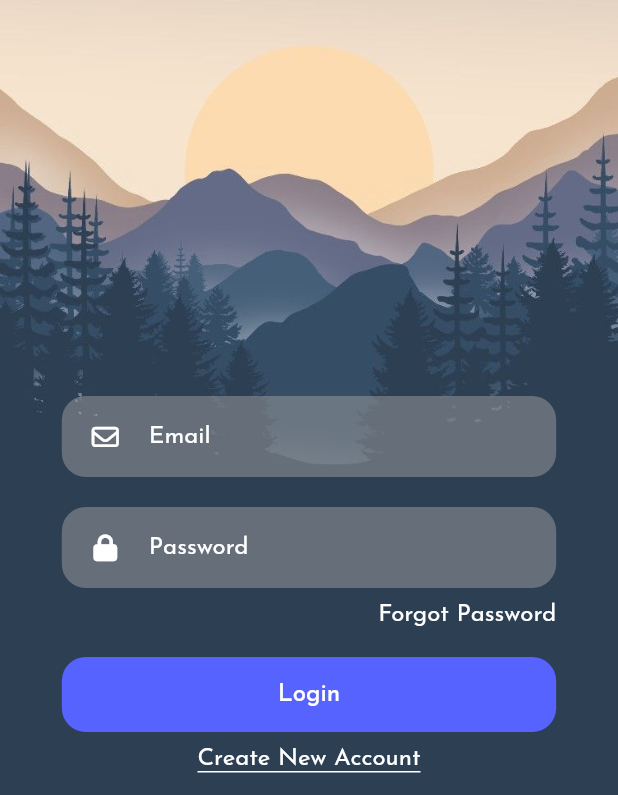
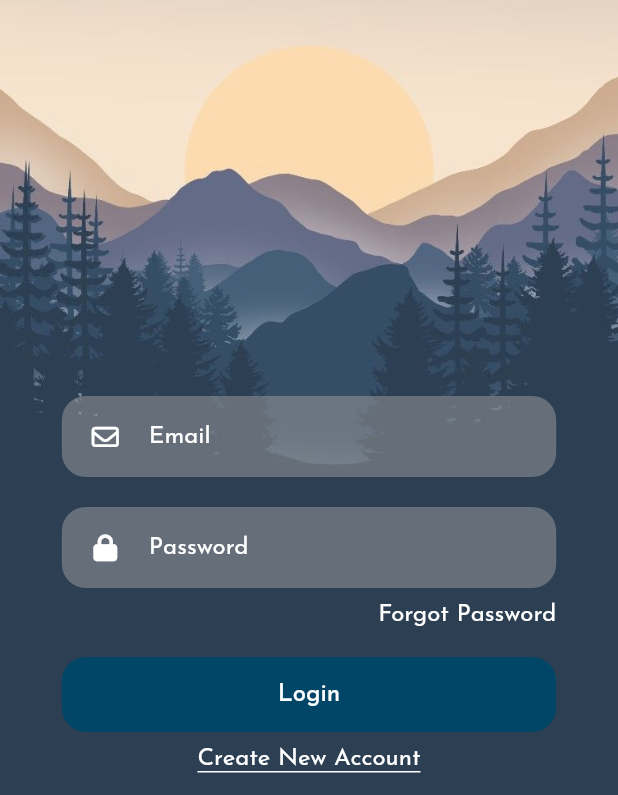
Before and after one commit to JamesShell/polls_app, a Flutter app: the screen it shows after launch, on a phone screen of 412 x 824 dp, the part 441-1236 px from its top. Run offline on Flutter 3.47's test engine with Material 2 defaults, Android fonts, the phone set to English and light mode, and no system bars; our stand-ins replace firebase_core, font_awesome_flutter, google_fonts; accounts and stored records are empty; generated files the repository leaves out were written again.

Commit message:
Project utils & Globlal Variables

```diff
--- a/lib/utils/pallete.dart
+++ b/lib/utils/pallete.dart
@@ -4,4 +4,4 @@ import 'package:flutter/cupertino.dart' as cuper;
 const TextStyle kBodyText = TextStyle(fontSize: 16, color: Colors.white);
 
 const Color kWhite = Colors.white;
-const Color kBlue = cuper.Color(0xff5663ff);
+const Color kBlue = cuper.Color(0xff014666);
```
Also changed, not shown: lib/utils/_global_variables.dart (added, +8 -0 lines).
